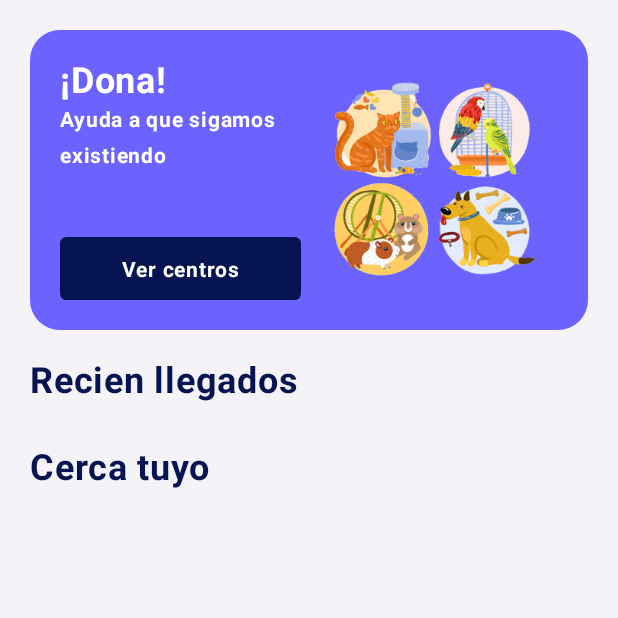
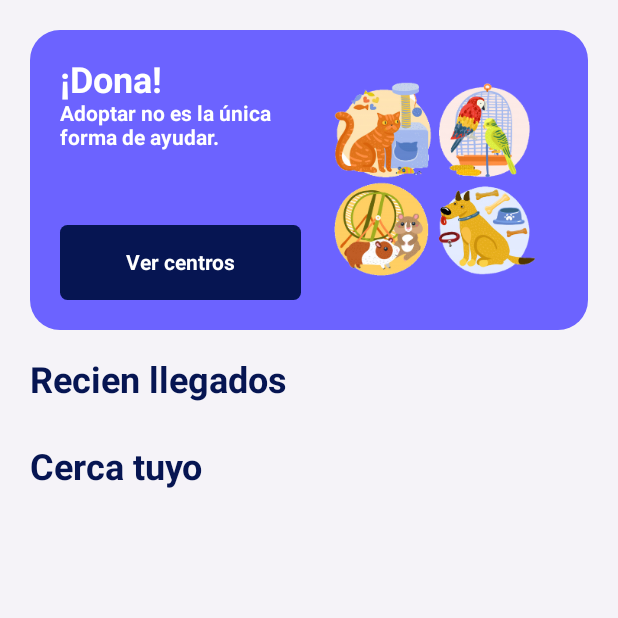
Before and after one commit to LucasPM97/AdoptApp, an Android app built with Jetpack Compose: the first screen one second after launch (MainActivity), on a phone screen of 412 x 824 dp, the top half of it. Run offline under Robolectric (Android 15) with nearby library versions, the phone set to English and light mode, and no system bars.

Commit message:
Implement Theme Typography

```diff
--- a/app/src/main/java/com/lucas/adoptapp/ui/composables/banners/SearchBanner.kt
+++ b/app/src/main/java/com/lucas/adoptapp/ui/composables/banners/SearchBanner.kt
@@ -3,8 +3,6 @@ package com.lucas.adoptapp.ui.composables.banners
 import androidx.compose.foundation.Image
 import androidx.compose.foundation.background
 import androidx.compose.foundation.layout.*
-import androidx.compose.material3.Button
-import androidx.compose.material3.ButtonDefaults
 import androidx.compose.material3.MaterialTheme
 import androidx.compose.material3.Text
 import androidx.compose.runtime.Composable
@@ -13,11 +11,10 @@ import androidx.compose.ui.Modifier
 import androidx.compose.ui.graphics.Color
 import androidx.compose.ui.layout.ContentScale
 import androidx.compose.ui.res.painterResource
-import androidx.compose.ui.text.font.FontWeight
+import androidx.compose.ui.res.stringResource
 import androidx.compose.ui.text.style.TextAlign
 import androidx.compose.ui.tooling.preview.Preview
 import androidx.compose.ui.unit.dp
-import androidx.compose.ui.unit.sp
 import com.lucas.adoptapp.R
 import com.lucas.adoptapp.ui.theme.AdoptAppTheme
 import com.lucas.adoptapp.ui.theme.DarkBlue
@@ -57,15 +54,13 @@ private fun TextColumn(modifier: Modifier = Modifier) {
     ) {
         Text(
             text = "¡Dona!",
-            fontWeight = FontWeight.Bold,
-            color = White,
-            fontSize = 24.sp
+            style = MaterialTheme.typography.titleLarge,
+            color = White
         )
         Text(
-            text = "Ayuda a que sigamos existiendo",
-            fontWeight = FontWeight.Bold,
-            color = White,
-            fontSize = 14.sp
+            text = stringResource(R.string.banner_search_body),
+            style = MaterialTheme.typography.bodyMedium,
+            color = White
         )
         Spacer(modifier = Modifier.weight(1f))
         Box(
@@ -78,11 +73,10 @@ private fun TextColumn(modifier: Modifier = Modifier) {
                 .padding(10.dp)
         ) {
             Text(
-                text = "Ver centros",
-                fontWeight = FontWeight.Bold,
+                text = stringResource(R.string.banner_search_button),
+                style = MaterialTheme.typography.bodyMedium,
                 color = LightText,
                 textAlign = TextAlign.Center,
-                fontSize = 14.sp,
                 modifier = Modifier
                     .fillMaxWidth()
                     .align(Alignment.Center)
--- a/app/src/main/java/com/lucas/adoptapp/ui/screens/home/HomeBanner.kt
+++ b/app/src/main/java/com/lucas/adoptapp/ui/screens/home/HomeBanner.kt
@@ -1,6 +1,8 @@
 package com.lucas.adoptapp.ui.screens.home
 
-import androidx.compose.foundation.layout.*
+import androidx.compose.foundation.layout.fillMaxWidth
+import androidx.compose.foundation.layout.height
+import androidx.compose.foundation.layout.padding
 import androidx.compose.runtime.Composable
 import androidx.compose.runtime.saveable.rememberSaveable
 import androidx.compose.ui.Modifier
--- a/app/src/main/java/com/lucas/adoptapp/ui/screens/home/HomeScreen.kt
+++ b/app/src/main/java/com/lucas/adoptapp/ui/screens/home/HomeScreen.kt
@@ -1,6 +1,5 @@
 package com.lucas.adoptapp.ui.screens.home
 
-import androidx.compose.foundation.gestures.scrollable
 import androidx.compose.foundation.layout.Column
 import androidx.compose.foundation.layout.Spacer
 import androidx.compose.foundation.layout.fillMaxSize
--- a/app/src/main/java/com/lucas/adoptapp/ui/screens/home/NearPetsList.kt
+++ b/app/src/main/java/com/lucas/adoptapp/ui/screens/home/NearPetsList.kt
@@ -1,18 +1,15 @@
 package com.lucas.adoptapp.ui.screens.home
 
 import androidx.compose.foundation.layout.*
+import androidx.compose.material3.MaterialTheme
 import androidx.compose.material3.Text
 import androidx.compose.runtime.Composable
 import androidx.compose.ui.Modifier
 import androidx.compose.ui.res.stringResource
-import androidx.compose.ui.text.font.FontWeight
 import androidx.compose.ui.tooling.preview.Preview
 import androidx.compose.ui.unit.dp
-import androidx.compose.ui.unit.sp
 import com.lucas.adoptapp.R
 import com.lucas.adoptapp.ui.composables.BigPetItem
-import com.lucas.adoptapp.ui.composables.HorizontalPetList
-import com.lucas.adoptapp.ui.composables.VerticalPetList
 import com.lucas.adoptapp.ui.theme.AdoptAppTheme
 import com.lucas.adoptapp.ui.theme.DarkText
 import com.lucas.core.mocks.MockLists
@@ -26,9 +23,8 @@ fun NearPetsList(state: NearPetsUiState) {
     ) {
         Text(
             text = stringResource(R.string.near_list_title),
-            fontSize = 24.sp,
+            style = MaterialTheme.typography.titleLarge,
             color = DarkText,
-            fontWeight = FontWeight.Bold,
         )
         Spacer(modifier = Modifier.height(10.dp))
         if (!state.loading && state.pets.isNotEmpty()) {
@@ -39,7 +35,8 @@ fun NearPetsList(state: NearPetsUiState) {
                 state.pets.forEach { pet ->
                     BigPetItem(
                         pet,
-                        modifier = Modifier.fillMaxWidth()
+                        modifier = Modifier
+                            .fillMaxWidth()
                             .height(130.dp)
                     )
                 }
--- a/app/src/main/java/com/lucas/adoptapp/ui/screens/home/RecentNearPetList.kt
+++ b/app/src/main/java/com/lucas/adoptapp/ui/screens/home/RecentNearPetList.kt
@@ -1,14 +1,13 @@
 package com.lucas.adoptapp.ui.screens.home
 
 import androidx.compose.foundation.layout.*
+import androidx.compose.material3.MaterialTheme
 import androidx.compose.material3.Text
 import androidx.compose.runtime.Composable
 import androidx.compose.ui.Modifier
 import androidx.compose.ui.res.stringResource
-import androidx.compose.ui.text.font.FontWeight
 import androidx.compose.ui.tooling.preview.Preview
 import androidx.compose.ui.unit.dp
-import androidx.compose.ui.unit.sp
 import com.lucas.adoptapp.R
 import com.lucas.adoptapp.ui.composables.HorizontalPetList
 import com.lucas.adoptapp.ui.theme.AdoptAppTheme
@@ -22,9 +21,8 @@ fun RecentNearPetList(state: NewestPetsUiState) {
     ) {
         Text(
             text = stringResource(R.string.recent_list_title),
-            fontSize = 24.sp,
+            style = MaterialTheme.typography.titleLarge,
             color = DarkText,
-            fontWeight = FontWeight.Bold,
             modifier = Modifier.padding(start = 20.dp)
         )
         Spacer(modifier = Modifier.height(10.dp))
--- a/app/src/main/java/com/lucas/adoptapp/ui/theme/Type.kt
+++ b/app/src/main/java/com/lucas/adoptapp/ui/theme/Type.kt
@@ -8,13 +8,25 @@ import androidx.compose.ui.unit.sp
 
 // Set of Material typography styles to start with
 val Typography = Typography(
+    titleLarge = TextStyle(
+        fontSize = 24.sp,
+        fontWeight = FontWeight.Bold,
+    ),
+    titleSmall = TextStyle(
+        fontWeight = FontWeight.Bold,
+        fontSize = 22.sp
+    ),
+    bodyMedium = TextStyle(
+        fontWeight = FontWeight.Bold,
+        fontSize = 14.sp
+    ),
     bodyLarge = TextStyle(
         fontFamily = FontFamily.Default,
         fontWeight = FontWeight.Normal,
         fontSize = 16.sp,
         lineHeight = 24.sp,
         letterSpacing = 0.5.sp
-    )
+    ),
     /* Other default text styles to override
     titleLarge = TextStyle(
         fontFamily = FontFamily.Default,
--- a/app/src/main/res/values/strings.xml
+++ b/app/src/main/res/values/strings.xml
@@ -6,4 +6,6 @@
     <string name="donate_body_banner">Ayuda a que sigamos existiendo</string>
     <string name="donate">Donar</string>
     <string name="four_animals_content_description">four animals</string>
+    <string name="banner_search_button">Ver centros</string>
+    <string name="banner_search_body">Adoptar no es la única forma de ayudar.</string>
 </resources>
```
Also changed, not shown: app/src/main/java/com/lucas/adoptapp/ui/composables/BigPetItem.kt (+3 -12 lines), app/src/main/java/com/lucas/adoptapp/ui/composables/banners/DonateBanner.kt (+9 -11 lines).
